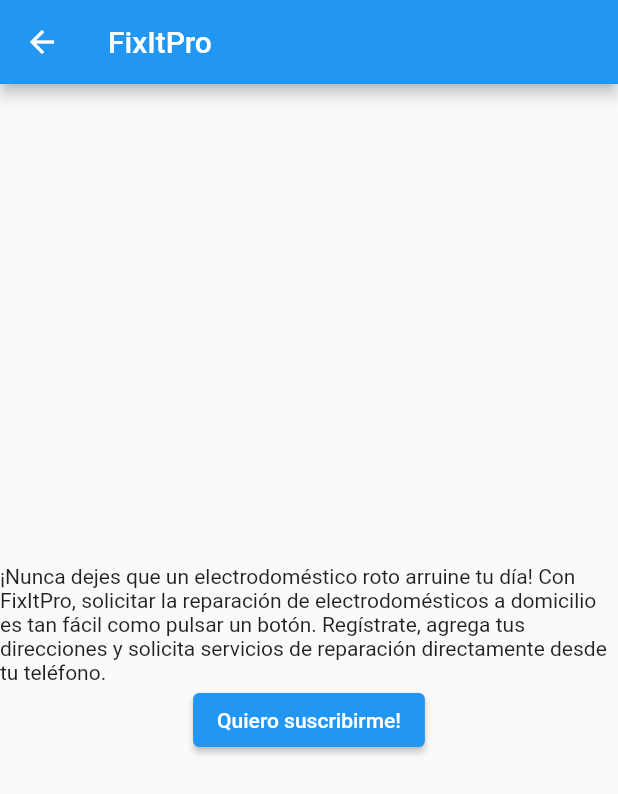
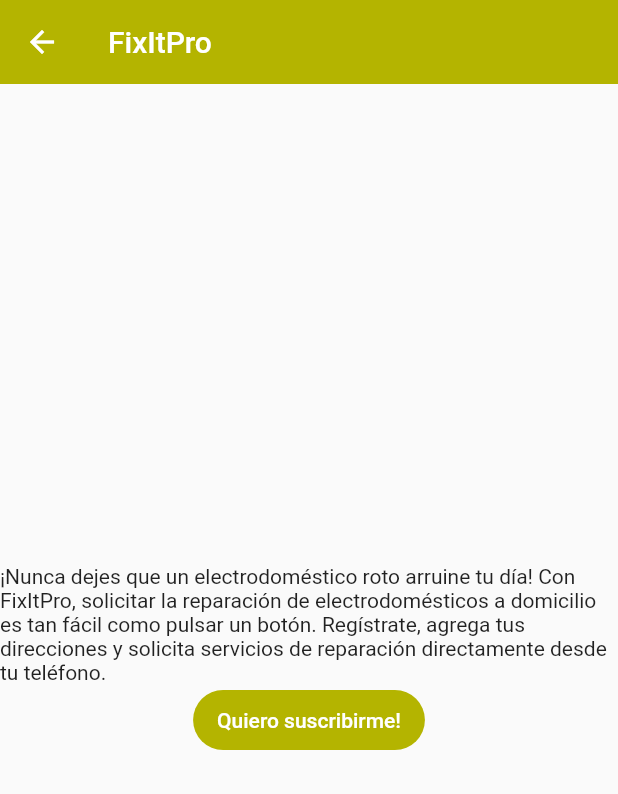
Before and after one commit to aguilastorm/fixitpro, a Flutter app: the screen it shows after launch, on a phone screen of 412 x 824 dp. Shown: the top 794 px of the screen. Run offline on Flutter 3.47's test engine with Material 2 defaults, Android fonts, the phone set to English and light mode, and no system bars; missing offline and left inert: amplify_api, amplify_core, amplify_flutter.

Commit message:
AppTheme light version was created

```diff
--- /dev/null
+++ b/lib/common/utils/app_theme.dart
@@ -0,0 +1,25 @@
+import 'package:flutter/material.dart';
+
+class AppTheme {
+  static const Color primary = Color.fromRGBO(180, 180, 0, 1);
+
+  static final ThemeData lightTheme = ThemeData.light().copyWith(
+    // Primary Color
+    primaryColor: primary,
+
+    // AppBar Theme
+    appBarTheme: const AppBarTheme(color: primary, elevation: 0),
+
+    // TextButton Theme
+    textButtonTheme: TextButtonThemeData(
+        style: TextButton.styleFrom(foregroundColor: primary)),
+    // ElevatedButtons
+    elevatedButtonTheme: ElevatedButtonThemeData(
+      style: ElevatedButton.styleFrom(
+          fixedSize: const Size.fromHeight(40),
+          backgroundColor: primary,
+          shape: const StadiumBorder(),
+          elevation: 0),
+    ),
+  );
+}
--- a/lib/fixitpro_app.dart
+++ b/lib/fixitpro_app.dart
@@ -1,3 +1,4 @@
+import 'package:fixitpro/common/utils/app_theme.dart';
 import 'package:flutter/material.dart';
 import 'common/navigation/router/routes.dart';
 
@@ -6,11 +7,11 @@ class FixItProApp extends StatelessWidget {
   @override
   Widget build(BuildContext context) {
     return MaterialApp(
-      debugShowCheckedModeBanner: false,
-      title: 'FixItPro App',
-      initialRoute: AppRoutes.initialRoutes,
-      routes: AppRoutes.getAppRoutes(),
-      onGenerateRoute: AppRoutes.onGenerateRoute,
-    );
+        debugShowCheckedModeBanner: false,
+        title: 'FixItPro App',
+        initialRoute: AppRoutes.initialRoutes,
+        routes: AppRoutes.getAppRoutes(),
+        onGenerateRoute: AppRoutes.onGenerateRoute,
+        theme: AppTheme.lightTheme);
   }
 }
```
